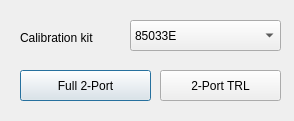
Above: gui/ui/cal_presets.ui from jsantos17/Tesis before the change. Below: the same form after it.
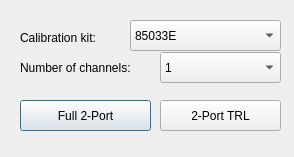
That is the form after the change.

Commit message: Add channels option for calibration

What changed in the file:
```diff
--- a/gui/ui/cal_presets.ui
+++ b/gui/ui/cal_presets.ui
@@ -7,7 +7,7 @@
     <x>0</x>
     <y>0</y>
     <width>294</width>
-    <height>121</height>
+    <height>157</height>
    </rect>
   </property>
   <property name="windowTitle">
@@ -43,14 +43,14 @@
     </rect>
    </property>
    <property name="text">
-    <string>Calibration kit</string>
+    <string>Calibration kit:</string>
    </property>
   </widget>
   <widget class="QPushButton" name="full_2port_button">
    <property name="geometry">
     <rect>
      <x>20</x>
-     <y>70</y>
+     <y>100</y>
      <width>131</width>
      <height>31</height>
     </rect>
@@ -63,7 +63,7 @@
    <property name="geometry">
     <rect>
      <x>160</x>
-     <y>70</y>
+     <y>100</y>
      <width>121</width>
      <height>31</height>
     </rect>
@@ -72,6 +72,39 @@
     <string>2-Port TRL</string>
    </property>
   </widget>
+  <widget class="QLabel" name="channel_label">
+   <property name="geometry">
+    <rect>
+     <x>20</x>
+     <y>60</y>
+     <width>131</width>
+     <height>16</height>
+    </rect>
+   </property>
+   <property name="text">
+    <string>Number of channels:</string>
+   </property>
+  </widget>
+  <widget class="QComboBox" name="channel_combo">
+   <property name="geometry">
+    <rect>
+     <x>160</x>
+     <y>52</y>
+     <width>121</width>
+     <height>31</height>
+    </rect>
+   </property>
+   <item>
+    <property name="text">
+     <string>1</string>
+    </property>
+   </item>
+   <item>
+    <property name="text">
+     <string>4</string>
+    </property>
+   </item>
+  </widget>
  </widget>
  <resources/>
  <connections/>
```
The commit also changes 1 other file.
